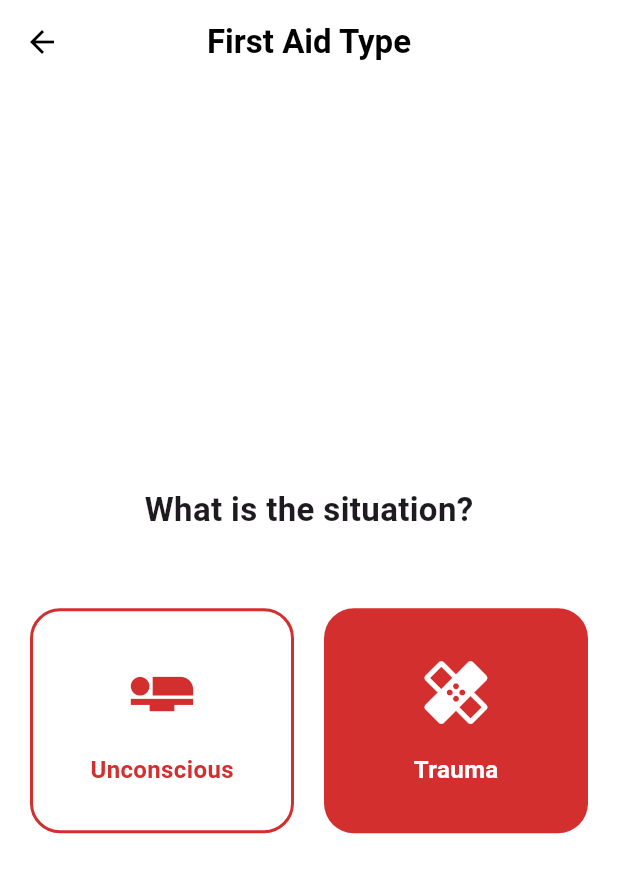
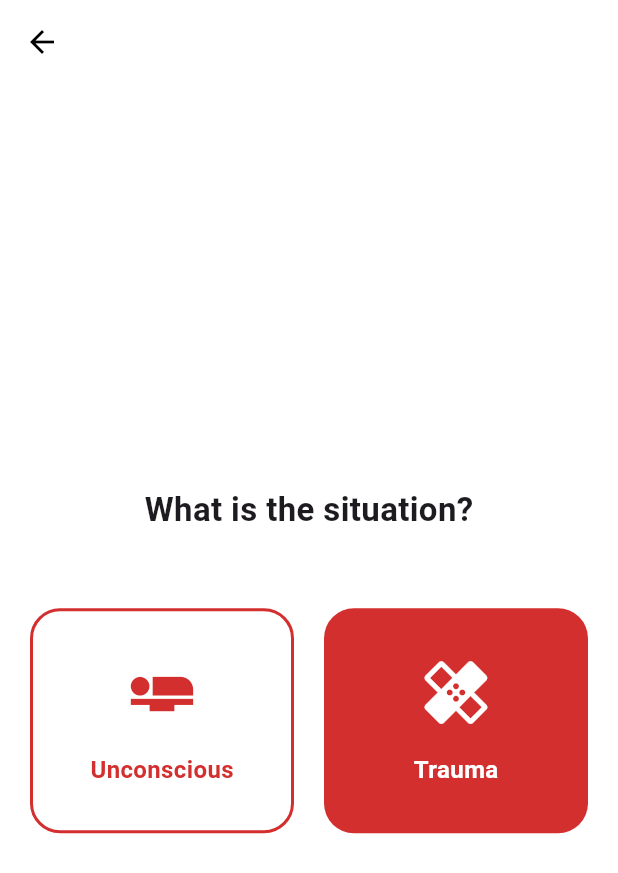
Before and after one commit to ssmaheen-2007/golden-hour, a Flutter app: the FirstAidSelectionScreen screen opened directly, on a phone screen of 412 x 824 dp. Shown: the top 873 px of the screen. Run offline on Flutter 3.47's test engine with Material 3 defaults, Android fonts, the phone set to English and light mode, and no system bars.

Commit message:
Stable version before adding first aid selection navigation

```diff
--- a/lib/first_aid_selection_screen.dart
+++ b/lib/screens/first_aid_selection_screen.dart
@@ -1,3 +1,4 @@
+
 import 'package:flutter/material.dart';
 
 class FirstAidSelectionScreen extends StatelessWidget {
@@ -13,16 +14,9 @@ class FirstAidSelectionScreen extends StatelessWidget {
         backgroundColor: Colors.white,
         elevation: 0,
         iconTheme: const IconThemeData(color: Colors.black),
-        centerTitle: true,
-        title: const Text(
-          "First Aid Type",
-          style: TextStyle(
-            color: Colors.black,
-            fontWeight: FontWeight.bold,
       ),
-        ),
-      ),
-      body: Padding(
+      body: SafeArea(
+        child: Padding(
           padding: const EdgeInsets.symmetric(horizontal: 20),
           child: Column(
             mainAxisAlignment: MainAxisAlignment.center,
@@ -41,10 +35,7 @@ class FirstAidSelectionScreen extends StatelessWidget {
               Row(
                 children: [
 
-                // UNCONSCIOUS
                   Expanded(
-                  child: GestureDetector(
-                    onTap: () {},
                     child: Container(
                       height: 150,
                       margin: const EdgeInsets.only(right: 10),
@@ -56,8 +47,7 @@ class FirstAidSelectionScreen extends StatelessWidget {
                         ),
                       ),
                       child: const Column(
-                        mainAxisAlignment:
-                            MainAxisAlignment.center,
+                        mainAxisAlignment: MainAxisAlignment.center,
                         children: [
                           Icon(Icons.airline_seat_flat,
                               size: 50,
@@ -75,12 +65,8 @@ class FirstAidSelectionScreen extends StatelessWidget {
                       ),
                     ),
                   ),
-                ),
 
-                // TRAUMA
                   Expanded(
-                  child: GestureDetector(
-                    onTap: () {},
                     child: Container(
                       height: 150,
                       margin: const EdgeInsets.only(left: 10),
@@ -89,8 +75,7 @@ class FirstAidSelectionScreen extends StatelessWidget {
                         borderRadius: BorderRadius.circular(20),
                       ),
                       child: const Column(
-                        mainAxisAlignment:
-                            MainAxisAlignment.center,
+                        mainAxisAlignment: MainAxisAlignment.center,
                         children: [
                           Icon(Icons.healing,
                               size: 50,
@@ -108,12 +93,13 @@ class FirstAidSelectionScreen extends StatelessWidget {
                       ),
                     ),
                   ),
-                ),
+
                 ],
               ),
             ],
           ),
         ),
+      ),
     );
   }
 }
```
Also changed, not shown: lib/screens/emergency_decision_screen.dart (+8 -2 lines). Lines whose indentation alone changed are shown as unchanged.
